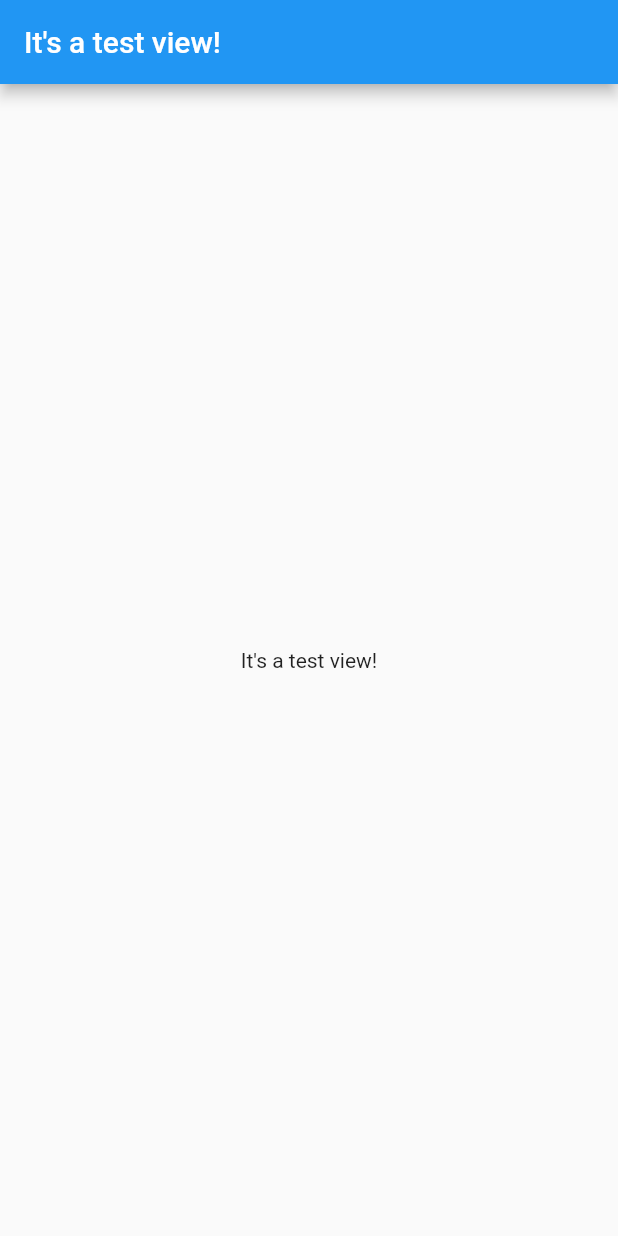
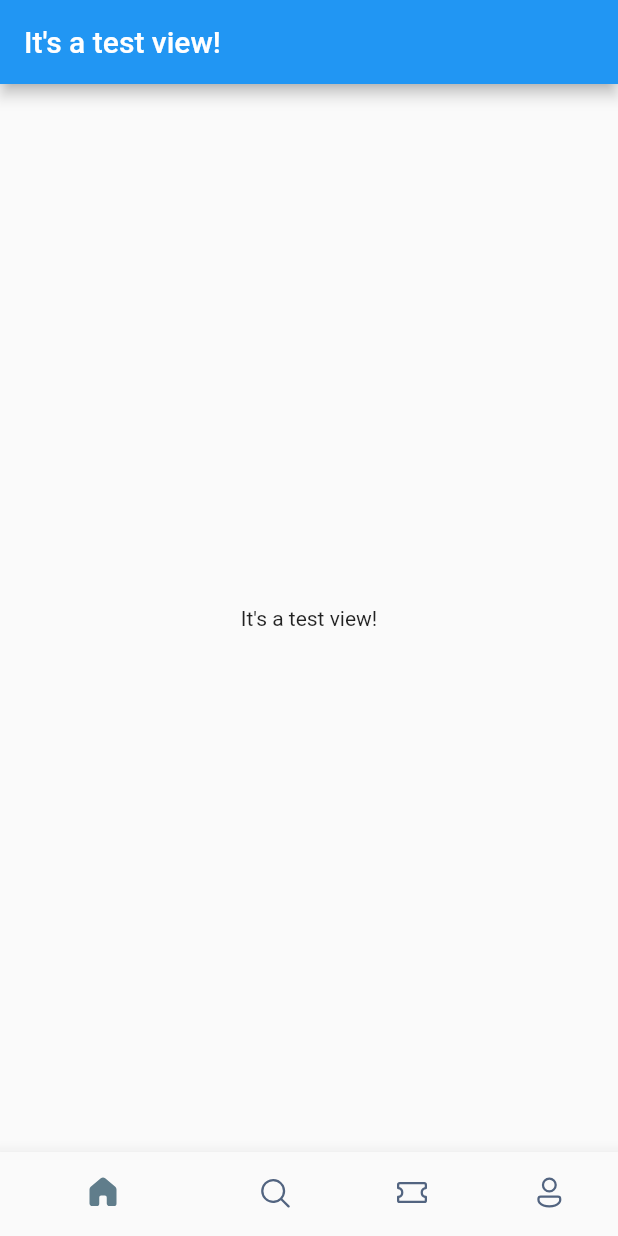
Before and after one commit to DIMAAGR/air_booking_app, a Flutter app: the screen it shows after launch, on a phone screen of 412 x 824 dp. Run offline on Flutter 3.47's test engine with Material 2 defaults, Android fonts, the phone set to English and light mode, and no system bars; our stand-ins replace fluentui_icons, flutter_modular.

Commit message:
created bottom_bar

```diff
--- /dev/null
+++ b/lib/src/core/theme/app_theme.dart
@@ -0,0 +1,7 @@
+import 'package:air_booking_app/src/core/theme/colors.dart';
+
+class AppTheme {
+  AppTheme._();
+
+  static const AppThemeColors colors = AppThemeColors();
+}
--- /dev/null
+++ b/lib/src/core/theme/colors.dart
@@ -0,0 +1,8 @@
+import 'package:flutter/material.dart';
+
+class AppThemeColors {
+  const AppThemeColors();
+
+  final blueGrey = Colors.blueGrey;
+  final blackBlueGrey = const Color(0xFF526480);
+}
--- a/lib/src/module/test_view/test_view.dart
+++ b/lib/src/module/test_view/test_view.dart
@@ -1,3 +1,4 @@
+import 'package:air_booking_app/src/shared/widgets/bottom_bar.dart';
 import 'package:flutter/material.dart';
 
 class TestView extends StatelessWidget {
@@ -11,6 +12,7 @@ class TestView extends StatelessWidget {
     return Scaffold(
       appBar: AppBar(title: testMessage),
       body: Center(child: testMessage),
+      bottomNavigationBar: ApplicationBottomBar(),
     );
   }
 }
--- /dev/null
+++ b/lib/src/shared/widgets/bottom_bar.dart
@@ -0,0 +1,43 @@
+import 'package:air_booking_app/src/core/theme/app_theme.dart';
+import 'package:fluentui_icons/fluentui_icons.dart';
+import 'package:flutter/material.dart';
+
+class ApplicationBottomBar extends StatefulWidget {
+  const ApplicationBottomBar({super.key});
+
+  @override
+  State<ApplicationBottomBar> createState() => _ApplicationBottomBarState();
+}
+
+class _ApplicationBottomBarState extends State<ApplicationBottomBar> {
+//
+
+  // Deactivated Icons
+  final homeDeactivated = const Icon(FluentSystemIcons.ic_fluent_home_regular);
+  final searchDeactivated = const Icon(FluentSystemIcons.ic_fluent_search_regular);
+  final ticketDeactivated = const Icon(FluentSystemIcons.ic_fluent_ticket_regular);
+  final profileDeactivated = const Icon(FluentSystemIcons.ic_fluent_person_regular);
+
+  // Activated Icons
+  final homeActivated = const Icon(FluentSystemIcons.ic_fluent_home_filled);
+  final searchActivated = const Icon(FluentSystemIcons.ic_fluent_search_filled);
+  final ticketActivated = const Icon(FluentSystemIcons.ic_fluent_ticket_filled);
+  final profileActivated = const Icon(FluentSystemIcons.ic_fluent_person_filled);
+
+  @override
+  Widget build(BuildContext context) {
+    return BottomNavigationBar(
+      elevation: 10,
+      showSelectedLabels: false,
+      showUnselectedLabels: false,
+      selectedItemColor: AppTheme.colors.blueGrey,
+      unselectedItemColor: AppTheme.colors.blackBlueGrey,
+      items: [
+        BottomNavigationBarItem(icon: homeDeactivated, activeIcon: homeActivated, label: 'Home'),
+        BottomNavigationBarItem(icon: searchDeactivated, activeIcon: searchActivated, label: 'Search'),
+        BottomNavigationBarItem(icon: ticketDeactivated, activeIcon: ticketActivated, label: 'Ticket'),
+        BottomNavigationBarItem(icon: profileDeactivated, activeIcon: profileActivated, label: 'Profile'),
+      ],
+    );
+  }
+}
--- a/pubspec.yaml
+++ b/pubspec.yaml
@@ -16,6 +16,7 @@ dependencies:
 
   flutter:
     sdk: flutter
+  fluentui_icons: ^1.0.0
 
 dev_dependencies:
   flutter_test:
```
Also changed, not shown: pubspec.lock.
